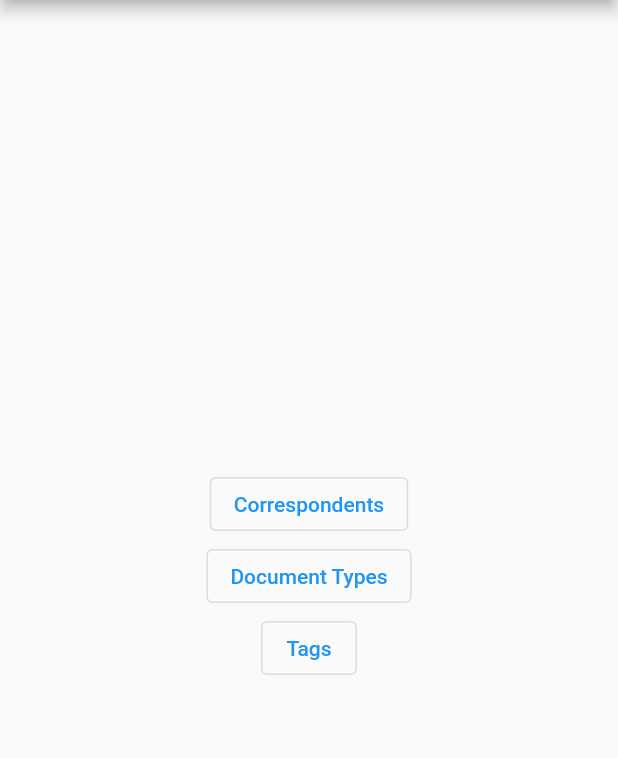
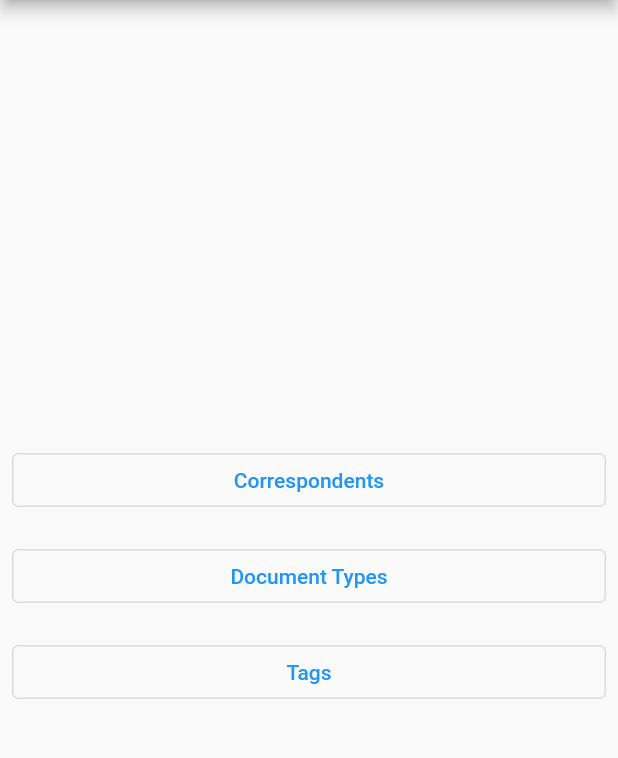
Before and after one commit to dirkmichaelsen/paperless_client, a Flutter app: the screen it shows after launch, on a phone screen of 412 x 824 dp, the part 84-842 px from its top. Run offline on Flutter 3.47's test engine with Material 2 defaults, Android fonts, the phone set to English and light mode, and no system bars.

Commit message:
layout of main page

```diff
--- a/lib/main.dart
+++ b/lib/main.dart
@@ -70,29 +70,58 @@ class _PaperlessClientPageState extends State<PaperlessClientPage> {
           child: Column(
             mainAxisAlignment: MainAxisAlignment.center,
             children: [
-              OutlinedButton(
+              Row(
+                children: [
+                  Expanded(
+                    child: Padding(
+                      padding: const EdgeInsets.all(8.0),
+                      child: OutlinedButton(
                         key: const Key('correspondent_button'),
                         child: const Text('Correspondents'),
                         onPressed: () {
                           Navigator.of(context).push(MaterialPageRoute(
-                      builder: (context) => const CorrespondentsScreen()));
+                              builder: (context) =>
+                                  const CorrespondentsScreen()));
                         },
                       ),
-              OutlinedButton(
+                    ),
+                  ),
+                ],
+              ),
+              Row(
+                children: [
+                  Expanded(
+                    child: Padding(
+                      padding: const EdgeInsets.all(8.0),
+                      child: OutlinedButton(
                         key: const Key('document_types_button'),
                         child: const Text('Document Types'),
                         onPressed: () {
                           Navigator.of(context).push(MaterialPageRoute(
-                      builder: (context) => const DocumentTypesScreen()));
+                              builder: (context) =>
+                                  const DocumentTypesScreen()));
                         },
                       ),
-              OutlinedButton(
+                    ),
+                  ),
+                ],
+              ),
+              Row(
+                children: [
+                  Expanded(
+                    child: Padding(
+                      padding: const EdgeInsets.all(8.0),
+                      child: OutlinedButton(
                         key: const Key('tags_button'),
                         child: const Text('Tags'),
                         onPressed: () {
                           Navigator.of(context).push(MaterialPageRoute(
                               builder: (context) => const TagsScreen()));
                         },
+                      ),
+                    ),
+                  ),
+                ],
               ),
             ],
           ),
```
Lines whose indentation alone changed are shown as unchanged.
